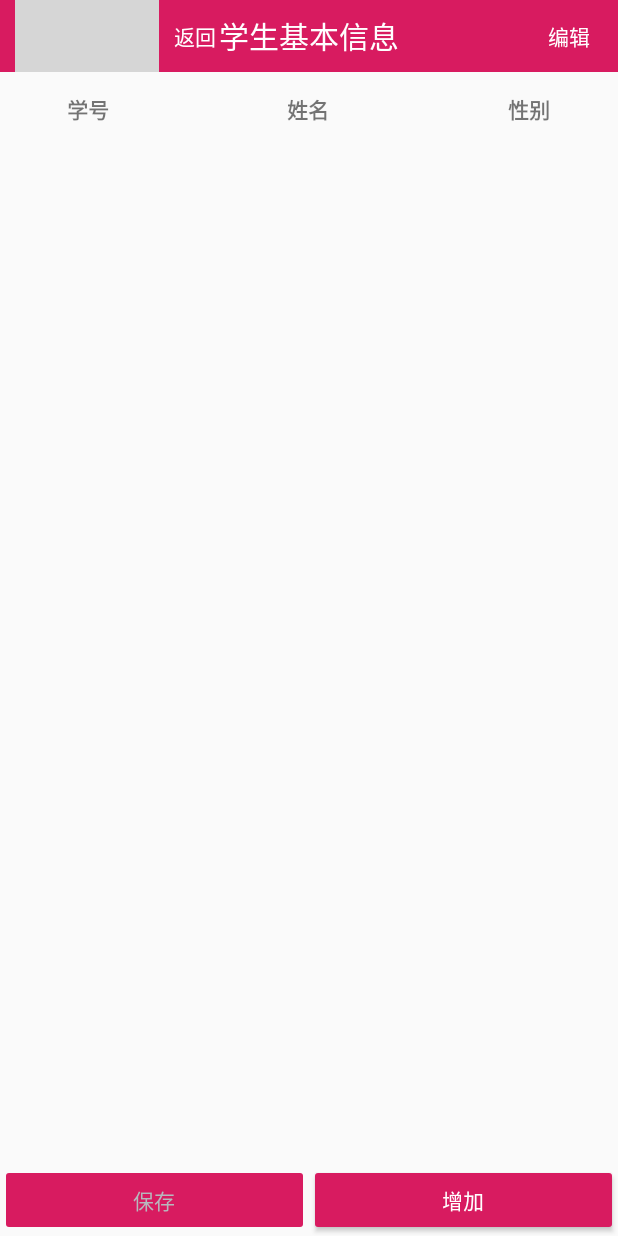
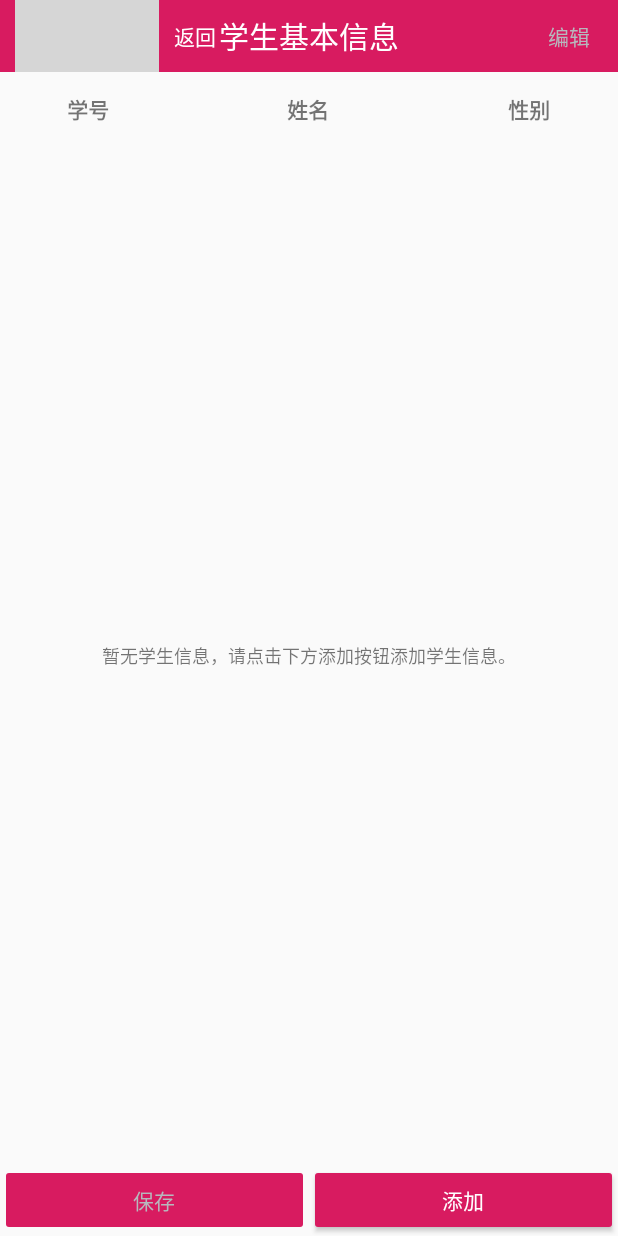
Before and after one commit to WangShiSuiFeng24/Teacher_Assistant_test, an Android app: the EditStudentInfoActivity screen opened directly, with no data from a screen before it, on a phone screen of 412 x 824 dp. Run offline under Robolectric (Android 15) with nearby library versions, the phone set to English and light mode, and no system bars; libraries missing offline, so code that uses them is left out: com.github.clans.fab; plain views replace FloatingActionButton, FloatingActionMenu; grey boxes are pictures that could not be loaded.

Commit message:
给学生基本信息页面设置EmptyView，更换RecyclerView为RecyclerViewEmptyViewSupport，并在activity中做相关逻辑的修改使交互更友好。

```diff
--- a/app/src/main/java/com/example/teacher_assistant_test/activity/EditStudentInfoActivity.java
+++ b/app/src/main/java/com/example/teacher_assistant_test/activity/EditStudentInfoActivity.java
@@ -29,6 +29,7 @@ import com.example.teacher_assistant_test.util.GetAlertDialog;
 import com.example.teacher_assistant_test.util.IDUSTool;
 import com.example.teacher_assistant_test.util.MyDatabaseHelper;
 import com.example.teacher_assistant_test.R;
+import com.example.teacher_assistant_test.util.RecyclerViewEmptySupport;
 import com.example.teacher_assistant_test.util.TitleBarView;
 import com.example.teacher_assistant_test.adapter.StudentInfoAdapter;
 import com.example.teacher_assistant_test.bean.StudentInfo;
@@ -57,7 +58,7 @@ public class EditStudentInfoActivity extends AppCompatActivity {
     private boolean isDataChanged = false;
 
 
-    private LinearLayout record_title;
+    private LinearLayout student_info_title;
     private ImageView check_box;
 
     private Button save_to_db;
@@ -90,10 +91,17 @@ public class EditStudentInfoActivity extends AppCompatActivity {
 
         initUI();
 
+        initStudentInfo();
+
         titleBarView = findViewById(R.id.title4);
         titleBarView.setTitleSize(20);
         titleBarView.setTitle("学生基本信息");
         titleBarView.setRightTextColor(Color.WHITE);
+
+        if (studentInfoList.size() == 0) {
+            titleBarView.setRightTextColor(Color.parseColor("#b7b8bd"));
+        }
+
         titleBarView.setOnViewClick(new TitleBarView.onViewClick() {
             @Override
             public void leftClick() {
@@ -160,10 +168,17 @@ public class EditStudentInfoActivity extends AppCompatActivity {
             }
         });
 
-        initStudentInfo();
-        RecyclerView recyclerView = findViewById(R.id.Recycler_View_StudentInfo);
+        //设置recordRecyclerView的空View
+        View emptyView = findViewById(R.id.empty_view);
+        TextView emptyMessage = findViewById(R.id.empty_message);
+        emptyMessage.setText("暂无学生信息，请点击下方添加按钮添加学生信息。");
+
+        RecyclerViewEmptySupport recyclerView = findViewById(R.id.Recycler_View_StudentInfo);
         LinearLayoutManager linearLayoutManager = new LinearLayoutManager(this);
         recyclerView.setLayoutManager(linearLayoutManager);
+
+        recyclerView.setEmptyView(emptyView);
+
         studentInfoAdapter = new StudentInfoAdapter(studentInfoList);
         recyclerView.setAdapter(studentInfoAdapter);
 
@@ -247,7 +262,7 @@ public class EditStudentInfoActivity extends AppCompatActivity {
     }
 
     private void initUI() {
-        record_title = findViewById(R.id.student_info_title);
+        student_info_title = findViewById(R.id.student_info_title);
         check_box = findViewById(R.id.check_box);
 
         save_to_db = findViewById(R.id.save_to_db);
@@ -385,6 +400,8 @@ public class EditStudentInfoActivity extends AppCompatActivity {
                                 isDataChanged = true;
 
                                 setSaveBtnBackground(true);
+
+                                student_info_title.setVisibility(View.VISIBLE);
 
                                 titleBarView.setRightTextColor(Color.parseColor("#FFFFFF"));
                                 alertDialog.dismiss();
@@ -777,7 +794,9 @@ public class EditStudentInfoActivity extends AppCompatActivity {
 
                     insert_to_list.setVisibility(View.VISIBLE);
 
-                    record_title.setVisibility(View.GONE);
+                    student_info_title.setVisibility(View.GONE);
+
+                    titleBarView.setRightTextColor(Color.parseColor("#b7b8bd"));
                 }
                 studentInfoAdapter.notifyDataSetChanged();
                 alertDialog.dismiss();
--- a/app/src/main/res/layout/activity_edit_student_info.xml
+++ b/app/src/main/res/layout/activity_edit_student_info.xml
@@ -99,14 +99,16 @@
         android:layout_width="match_parent"
         android:layout_height="match_parent" >
 
-        <androidx.recyclerview.widget.RecyclerView
+        <com.example.teacher_assistant_test.util.RecyclerViewEmptySupport
             android:id="@+id/Recycler_View_StudentInfo"
             android:layout_width="match_parent"
             android:layout_height="match_parent"
             android:descendantFocusability="beforeDescendants"
             android:fastScrollEnabled="false"
             android:scrollbars="vertical">
-        </androidx.recyclerview.widget.RecyclerView>
+        </com.example.teacher_assistant_test.util.RecyclerViewEmptySupport>
+
+        <include layout="@layout/empty_view" />
 
 <!--        <ImageView-->
 <!--            android:id="@+id/ic_add"-->
@@ -197,7 +199,7 @@
             android:layout_weight="1"
             android:backgroundTint="@color/colorAccent"
             android:textColor="#FFF"
-            android:text="增加"
+            android:text="添加"
             android:layout_gravity="bottom"/>
 
     </LinearLayout>
```
